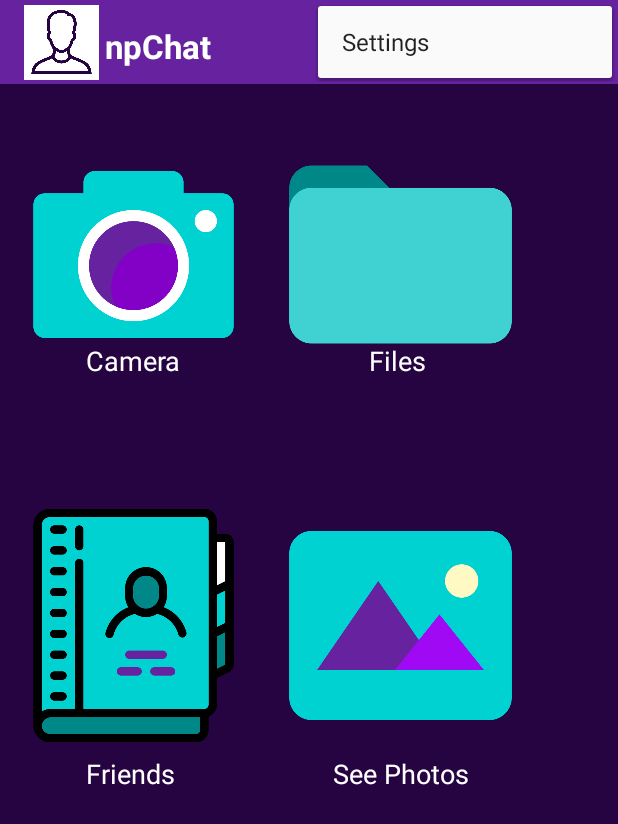
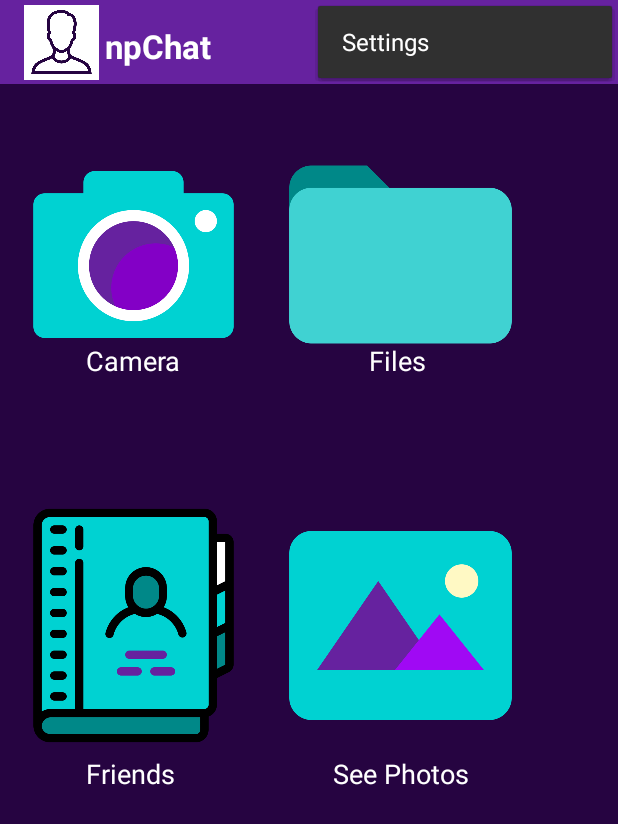
Before and after one commit to named-data-mobile/ndn-photo-app, an Android app: the MainActivity screen opened directly, with no data from a screen before it, with the options menu open, on a phone screen of 412 x 824 dp. Shown: the top 824 px of the screen. Run offline under Robolectric (Android 15) with nearby library versions, the phone set to English and light mode, and no system bars; our stand-ins replace Picasso; libraries missing offline, so code that uses them is left out: com.intel.jndn, net.named_data.jndn; pictures from the network do not load; 28 statements that could not run were skipped.

Commit message:
actionbar menu icon color changed

```diff
--- a/app/src/main/res/layout/toolbar.xml
+++ b/app/src/main/res/layout/toolbar.xml
@@ -6,7 +6,7 @@
     android:layout_height="wrap_content"
     android:background="@color/colorPrimary"
     android:minHeight="?attr/actionBarSize"
-    android:theme="?attr/actionBarTheme"
+    android:theme="@style/AppTheme.AppBarOverlay"
     app:layout_constraintEnd_toEndOf="parent"
     app:layout_constraintHorizontal_bias="1.0"
     app:layout_constraintStart_toStartOf="parent"
--- a/app/src/main/res/values/styles.xml
+++ b/app/src/main/res/values/styles.xml
@@ -12,7 +12,9 @@
         <item name="windowNoTitle">true</item>
     </style>
 
-    <style name="AppTheme.AppBarOverlay" parent="ThemeOverlay.AppCompat.Dark.ActionBar" />
+    <style name="AppTheme.AppBarOverlay" parent="ThemeOverlay.AppCompat.Dark.ActionBar" >
+        <item name="android:icon">@color/white</item>
+    </style>
 
     <style name="AppTheme.PopupOverlay" parent="ThemeOverlay.AppCompat.Light" />
 
```
